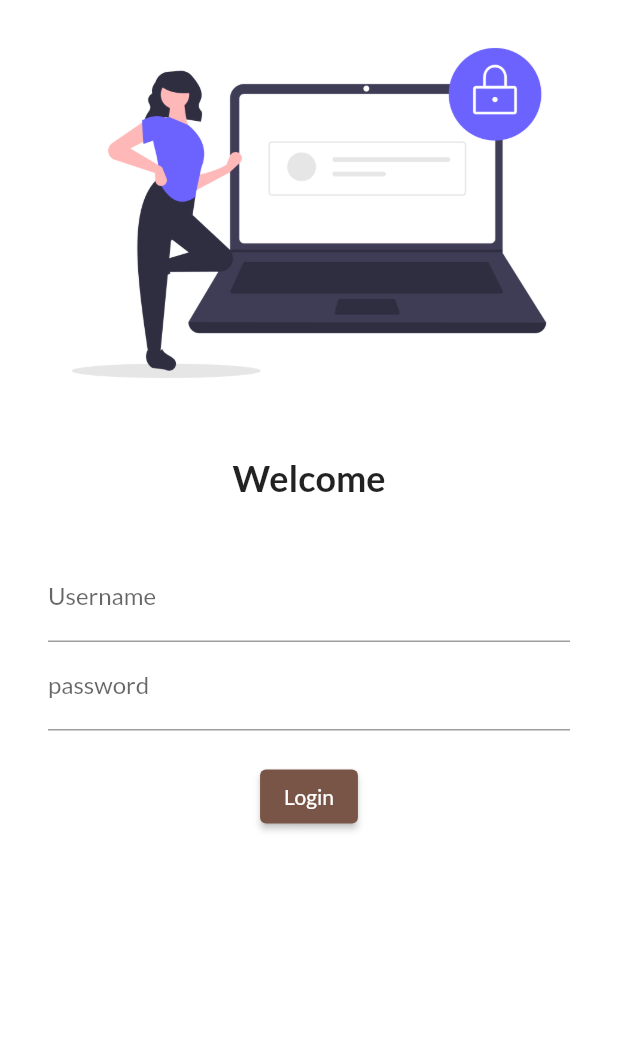
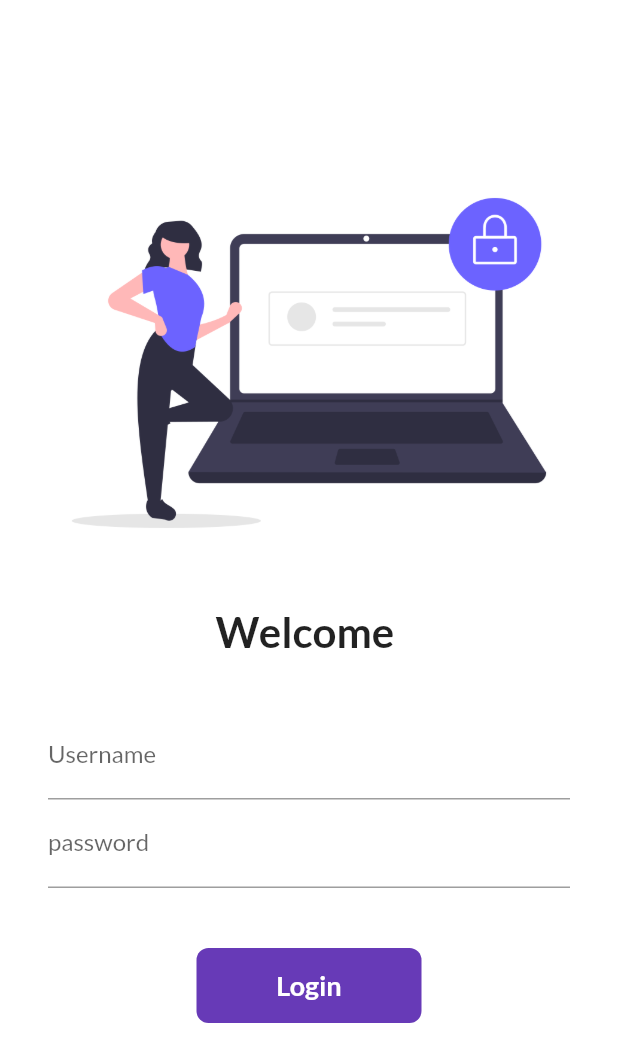
Before and after one commit to Slutishboy/flutterProject, a Flutter app: the screen it shows after launch, on a phone screen of 412 x 824 dp. Shown: the top 1062 px of the screen. Run offline on Flutter 3.47's test engine with Material 2 defaults, Android fonts, the phone set to English and light mode, and no system bars; our stand-ins replace google_fonts.

Commit message:
day 6 completed

```diff
--- a/lib/main.dart
+++ b/lib/main.dart
@@ -1,5 +1,6 @@
 import 'package:fapp/pages/home_page.dart';
 import 'package:fapp/pages/login_page.dart';
+import 'package:fapp/utils/routes.dart';
 import 'package:flutter/material.dart';
 import 'package:google_fonts/google_fonts.dart';
 
@@ -16,12 +17,13 @@ class MyApp extends StatelessWidget {
       theme: ThemeData(primarySwatch: Colors.brown,
       fontFamily: GoogleFonts.lato().fontFamily,
       primaryTextTheme:GoogleFonts.latoTextTheme() ),
+      debugShowCheckedModeBanner: false,
       darkTheme: ThemeData(brightness: Brightness.dark),
       initialRoute: "/login",
       routes: {
         "/": (context) => LoginPage(),
-        "/login": (context) => LoginPage(),
-        "/home": (context) => HomePage(),
+        MyRoutes.loginRoute: (context) => LoginPage(),
+        MyRoutes.homeRoute: (context) => HomePage(),
       },
     );
   }
--- a/lib/pages/login_page.dart
+++ b/lib/pages/login_page.dart
@@ -1,55 +1,103 @@
+import 'package:fapp/utils/routes.dart';
 import 'package:flutter/material.dart';
 
-class LoginPage extends StatelessWidget {
+class LoginPage extends StatefulWidget {
   const LoginPage({Key? key}) : super(key: key);
 
+  @override
+  State<LoginPage> createState() => _LoginPageState();
+}
+
+class _LoginPageState extends State<LoginPage> {
+  String name = "";
+  bool changeButton = false;
   @override
   Widget build(BuildContext context) {
     return Material(
         color: Colors.white,
+        child: SingleChildScrollView(
           child: Column(
             children: [
+              SizedBox(
+                height: 100.0,
+              ),
               Image.asset(
                 "assets/images/login.png",
                 fit: BoxFit.cover,
+                // height: 50,
               ),
               SizedBox(
                 height: 20.0,
               ),
               Text(
-              "Welcome",
-              style: TextStyle(fontSize: 24, fontWeight: FontWeight.bold),
+                "Welcome $name",
+                style: TextStyle(fontSize: 28, fontWeight: FontWeight.bold),
               ),
               SizedBox(
                 height: 20.0,
               ),
               Padding(
-              padding:
-                  const EdgeInsets.symmetric(vertical: 16.0, horizontal: 32.0),
+                padding: const EdgeInsets.symmetric(
+                    vertical: 16.0, horizontal: 32.0),
                 child: Column(
                   children: [
                     TextFormField(
                       decoration: InputDecoration(
-                          hintText: "Enter User Name", labelText: "Username")),
+                          hintText: "Enter User Name", labelText: "Username"),
+                      onChanged: (val) {
+                        name = val;
+                        setState(() {});
+                      },
+                    ),
                     TextFormField(
                       obscureText: true,
                       decoration: InputDecoration(
-                        labelText: "password", hintText: "Enter user password"),
+                          labelText: "password",
+                          hintText: "Enter user password"),
                     ),
                     SizedBox(
-                    height: 20.0,
+                      height: 40.0,
                     ),
-                  ElevatedButton(
-                    child: Text("Login"),
-                    style: TextButton.styleFrom(),
-                    onPressed: () {
+                    InkWell(
+                      onTap:  () async {
                         print("HI Sohom");
+                        setState(() {
+                          changeButton = true;
+                        });
+                        await Future.delayed(Duration(seconds: 1));
+                        Navigator.pushNamed(context, MyRoutes.homeRoute);
                       },
+                      child: AnimatedContainer(
+                        duration: Duration(seconds: 1),
+                        width: changeButton?50:150,
+                        height: 50,
+                        alignment: Alignment.center,
+                        child: changeButton?Icon(Icons.done,color: Colors.white,):Text(
+                          "Login",
+                          style: TextStyle(
+                              color: Colors.white,
+                              fontWeight: FontWeight.bold,
+                              fontSize: 18),
+                        ),
+                        decoration: BoxDecoration(
+                            color: Colors.deepPurple,
+                            borderRadius: BorderRadius.circular(changeButton?50:8)
+                            ),
+                      ),
                     )
+                    // ElevatedButton(
+                    //   child: Text("Login"),
+                    //   style: TextButton.styleFrom(minimumSize: Size(150, 40)),
+                    //   onPressed: () {
+                    //     print("HI Sohom");
+                    //     Navigator.pushNamed(context, MyRoutes.homeRoute);
+                    //   },
+                    // )
                   ],
                 ),
               )
             ],
+          ),
         ));
   }
 }
--- /dev/null
+++ b/lib/utils/routes.dart
@@ -0,0 +1,4 @@
+class MyRoutes {
+  static String loginRoute = "/login";
+  static String homeRoute = "/home";
+}
```
Lines whose indentation alone changed are shown as unchanged.
